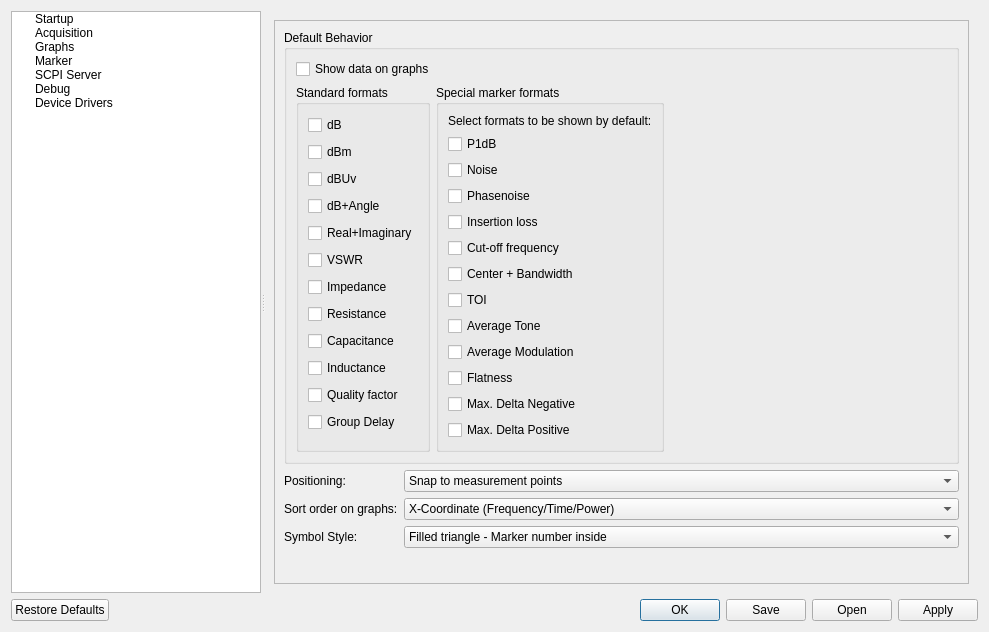
First picture: the form in Software/PC_Application/LibreVNA-GUI/preferencesdialog.ui, repository jankae/LibreVNA, before the edit.
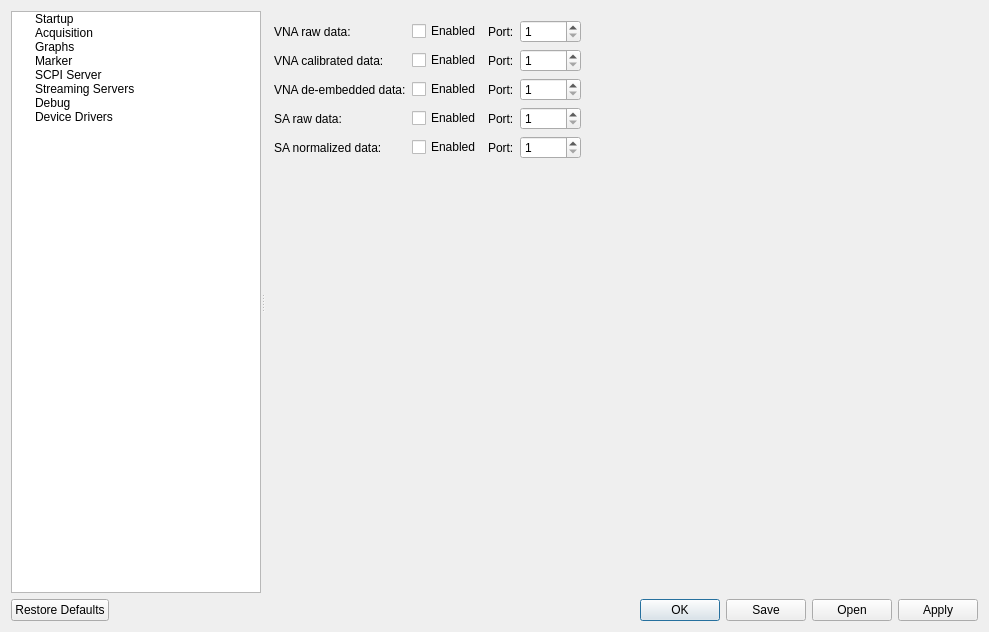
Second picture: the form after the edit. Custom widgets are drawn as their Qt base class.

Commit message: added streaming servers

Patch:
```diff
--- a/Software/PC_Application/LibreVNA-GUI/preferencesdialog.ui
+++ b/Software/PC_Application/LibreVNA-GUI/preferencesdialog.ui
@@ -68,6 +68,11 @@
         <string>SCPI Server</string>
        </property>
       </item>
+      <item>
+       <property name="text">
+        <string>Streaming Servers</string>
+       </property>
+      </item>
       <item>
        <property name="text">
         <string>Debug</string>
@@ -93,7 +98,7 @@
        </size>
       </property>
       <property name="currentIndex">
-       <number>3</number>
+       <number>5</number>
       </property>
       <widget class="QWidget" name="Startup">
        <layout class="QHBoxLayout" name="horizontalLayout_4">
@@ -1857,6 +1862,199 @@
         </item>
        </layout>
       </widget>
+      <widget class="QWidget" name="StreamingServers">
+       <layout class="QHBoxLayout" name="horizontalLayout_14">
+        <item>
+         <layout class="QVBoxLayout" name="verticalLayout_23">
+          <item>
+           <layout class="QGridLayout" name="gridLayout_2">
+            <item row="0" column="0">
+             <widget class="QLabel" name="label_32">
+              <property name="text">
+               <string>VNA raw data:</string>
+              </property>
+             </widget>
+            </item>
+            <item row="0" column="1">
+             <widget class="QCheckBox" name="streamingServerVNArawEnabled">
+              <property name="text">
+               <string>Enabled</string>
+              </property>
+             </widget>
+            </item>
+            <item row="0" column="2">
+             <widget class="QLabel" name="label_33">
+              <property name="text">
+               <string>Port:</string>
+              </property>
+             </widget>
+            </item>
+            <item row="0" column="3">
+             <widget class="QSpinBox" name="streamingServerVNArawPort">
+              <property name="minimum">
+               <number>1</number>
+              </property>
+              <property name="maximum">
+               <number>65535</number>
+              </property>
+             </widget>
+            </item>
+            <item row="1" column="0">
+             <widget class="QLabel" name="label_55">
+              <property name="text">
+               <string>VNA calibrated data:</string>
+              </property>
+             </widget>
+            </item>
+            <item row="1" column="1">
+             <widget class="QCheckBox" name="streamingServerVNAcalibratedEnabled">
+              <property name="text">
+               <string>Enabled</string>
+              </property>
+             </widget>
+            </item>
+            <item row="1" column="2">
+             <widget class="QLabel" name="label_34">
+              <property name="text">
+               <string>Port:</string>
+              </property>
+             </widget>
+            </item>
+            <item row="1" column="3">
+             <widget class="QSpinBox" name="streamingServerVNAcalibratedPort">
+              <property name="minimum">
+               <number>1</number>
+              </property>
+              <property name="maximum">
+               <number>65535</number>
+              </property>
+             </widget>
+            </item>
+            <item row="2" column="0">
+             <widget class="QLabel" name="label_57">
+              <property name="text">
+               <string>VNA de-embedded data:</string>
+              </property>
+             </widget>
+            </item>
+            <item row="2" column="1">
+             <widget class="QCheckBox" name="streamingServerVNAdeembeddedEnabled">
+              <property name="text">
+               <string>Enabled</string>
+              </property>
+             </widget>
+            </item>
+            <item row="2" column="2">
+             <widget class="QLabel" name="label_56">
+              <property name="text">
+               <string>Port:</string>
+              </property>
+             </widget>
+            </item>
+            <item row="2" column="3">
+             <widget class="QSpinBox" name="streamingServerVNAdeembeddedPort">
+              <property name="minimum">
+               <number>1</number>
+              </property>
+              <property name="maximum">
+               <number>65535</number>
+              </property>
+             </widget>
+            </item>
+            <item row="3" column="0">
+             <widget class="QLabel" name="label_59">
+              <property name="text">
+               <string>SA raw data:</string>
+              </property>
+             </widget>
+            </item>
+            <item row="3" column="1">
+             <widget class="QCheckBox" name="streamingServerSArawEnabled">
+              <property name="text">
+               <string>Enabled</string>
+              </property>
+             </widget>
+            </item>
+            <item row="3" column="2">
+             <widget class="QLabel" name="label_58">
+              <property name="text">
+               <string>Port:</string>
+              </property>
+             </widget>
+            </item>
+            <item row="3" column="3">
+             <widget class="QSpinBox" name="streamingServerSArawPort">
+              <property name="minimum">
+               <number>1</number>
+              </property>
+              <property name="maximum">
+               <number>65535</number>
+              </property>
+             </widget>
+            </item>
+            <item row="4" column="0">
+             <widget class="QLabel" name="label_61">
+              <property name="text">
+               <string>SA normalized data:</string>
+              </property>
+             </widget>
+            </item>
+            <item row="4" column="1">
+             <widget class="QCheckBox" name="streamingServerSAnormalizedEnabled">
+              <property name="text">
+               <string>Enabled</string>
+              </property>
+             </widget>
+            </item>
+            <item row="4" column="2">
+             <widget class="QLabel" name="label_60">
+              <property name="text">
+               <string>Port:</string>
+              </property>
+             </widget>
+            </item>
+            <item row="4" column="3">
+             <widget class="QSpinBox" name="streamingServerSAnormalizedPort">
+              <property name="minimum">
+               <number>1</number>
+              </property>
+              <property name="maximum">
+               <number>65535</number>
+              </property>
+             </widget>
+            </item>
+           </layout>
+          </item>
+          <item>
+           <spacer name="verticalSpacer_8">
+            <property name="orientation">
+             <enum>Qt::Vertical</enum>
+            </property>
+            <property name="sizeHint" stdset="0">
+             <size>
+              <width>20</width>
+              <height>40</height>
+             </size>
+            </property>
+           </spacer>
+          </item>
+         </layout>
+        </item>
+        <item>
+         <spacer name="horizontalSpacer_10">
+          <property name="orientation">
+           <enum>Qt::Horizontal</enum>
+          </property>
+          <property name="sizeHint" stdset="0">
+           <size>
+            <width>316</width>
+            <height>20</height>
+           </size>
+          </property>
+         </spacer>
+        </item>
+       </layout>
+      </widget>
       <widget class="QWidget" name="Debug">
        <layout class="QVBoxLayout" name="verticalLayout_29">
         <item>
```
Left out of the diff: 16 changed lines with no effect on the pictures. The commit also changes 10 other files.
